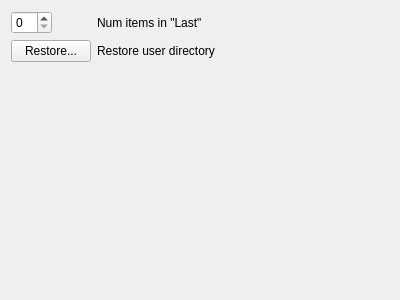
Above: qrastr/qrastr/formsettingsdatas.ui from RastrW/samples before the change. Below: the same form after it.
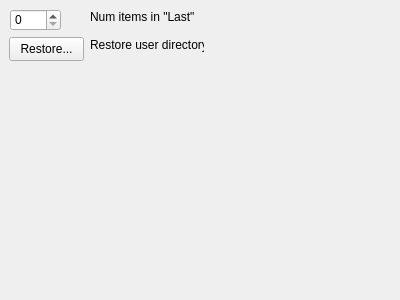
That is the form after the change.

What changed in the file:
```diff
--- a/qrastr/qrastr/formsettingsdatas.ui
+++ b/qrastr/qrastr/formsettingsdatas.ui
@@ -13,32 +13,55 @@
   <property name="windowTitle">
    <string>Form</string>
   </property>
-  <layout class="QFormLayout" name="formLayout">
-   <item row="0" column="0">
-    <widget class="QSpinBox" name="sbNumItemsInLast"/>
-   </item>
-   <item row="0" column="1">
+  <widget class="QSpinBox" name="sbNumItemsInLast">
+   <property name="geometry">
+    <rect>
+     <x>10</x>
+     <y>9</y>
+     <width>51</width>
+     <height>22</height>
+    </rect>
+   </property>
+  </widget>
     <widget class="QLabel" name="label">
+   <property name="geometry">
+    <rect>
+     <x>90</x>
+     <y>9</y>
+     <width>106</width>
+     <height>16</height>
+    </rect>
+   </property>
      <property name="text">
       <string>Num items in &quot;Last&quot;</string>
      </property>
     </widget>
-   </item>
-   <item row="1" column="0">
     <widget class="QPushButton" name="pushButton">
+   <property name="geometry">
+    <rect>
+     <x>9</x>
+     <y>37</y>
+     <width>75</width>
+     <height>24</height>
+    </rect>
+   </property>
      <property name="text">
       <string>Restore...</string>
      </property>
     </widget>
-   </item>
-   <item row="1" column="1">
     <widget class="QLabel" name="label_2">
+   <property name="geometry">
+    <rect>
+     <x>90</x>
+     <y>37</y>
+     <width>114</width>
+     <height>16</height>
+    </rect>
+   </property>
      <property name="text">
       <string>Restore user directory</string>
      </property>
     </widget>
-   </item>
-  </layout>
  </widget>
  <resources/>
  <connections/>
```
Lines whose indentation alone changed are shown as unchanged.
